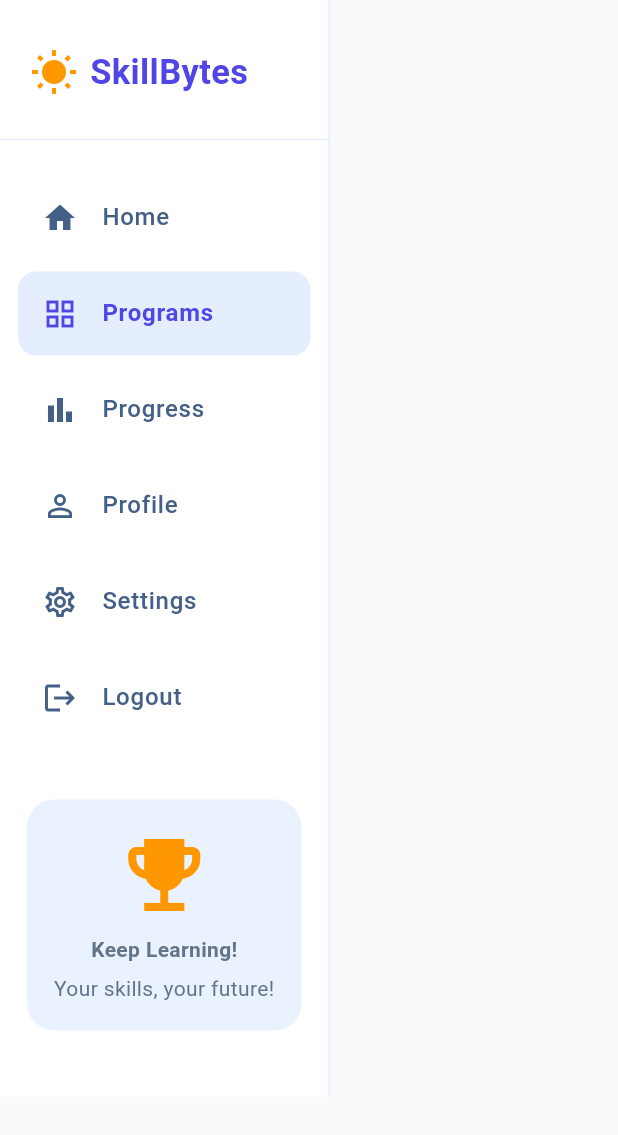
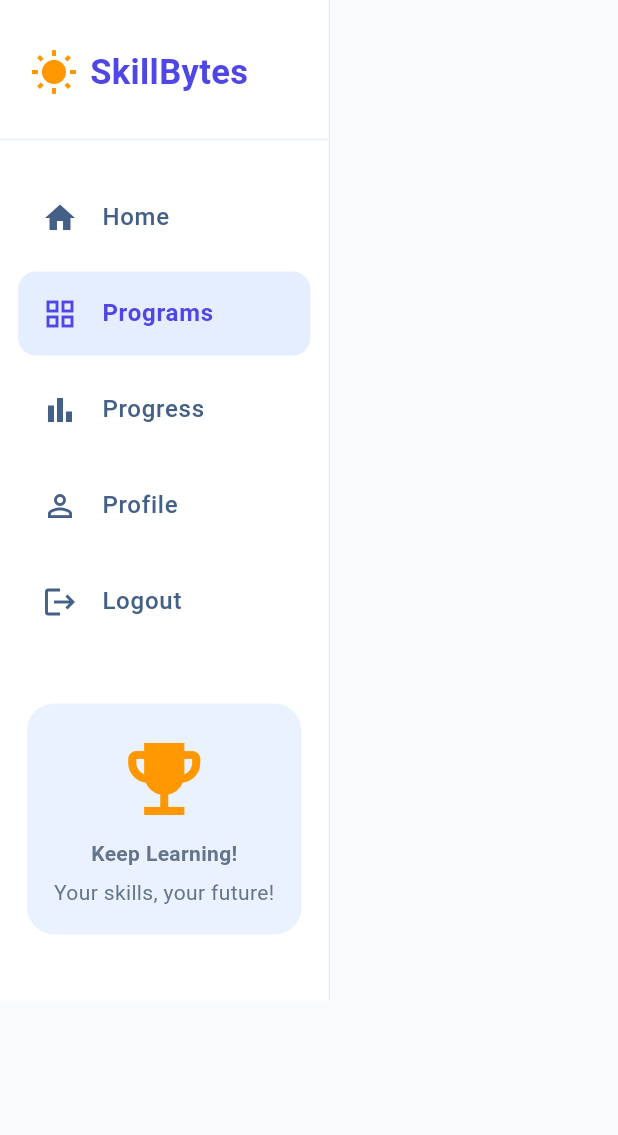
Before and after one commit to RAJ322622/skillbytes_app, a Flutter app: the _Sidebar widget shown alone on an empty page, opened directly, on a phone screen of 412 x 824 dp. Shown: the top 1135 px of the screen. Run offline on Flutter 3.47's test engine with Material 3 defaults, Android fonts, the phone set to English and light mode, and no system bars.

```diff
--- a/lib/screens/program_listing_screen.dart
+++ b/lib/screens/program_listing_screen.dart
@@ -285,7 +285,6 @@ class _Sidebar extends StatelessWidget {
             _navItem(Icons.grid_view, 'Programs', true),
             _navItem(Icons.bar_chart, 'Progress', false),
             _navItem(Icons.person_outline, 'Profile', false),
-            _navItem(Icons.settings_outlined, 'Settings', false),
             _navItem(Icons.logout, 'Logout', false),
             const SizedBox(height: 20),
             Container(
```
